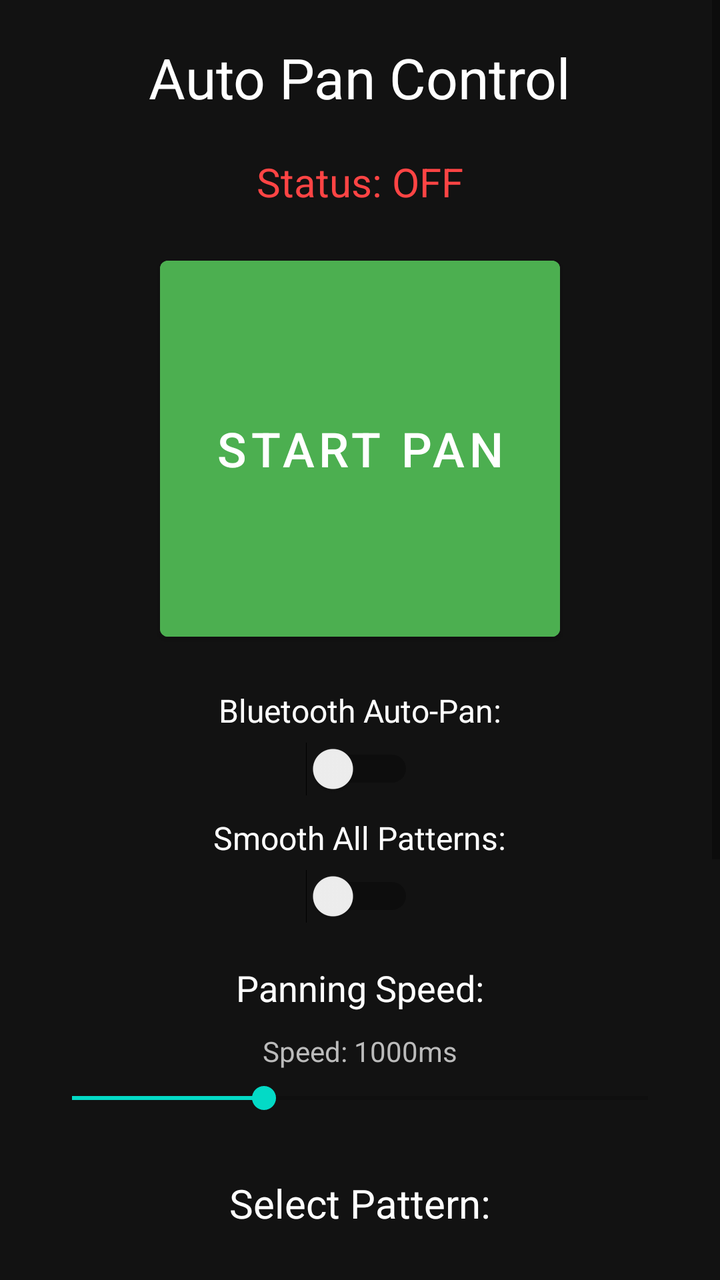
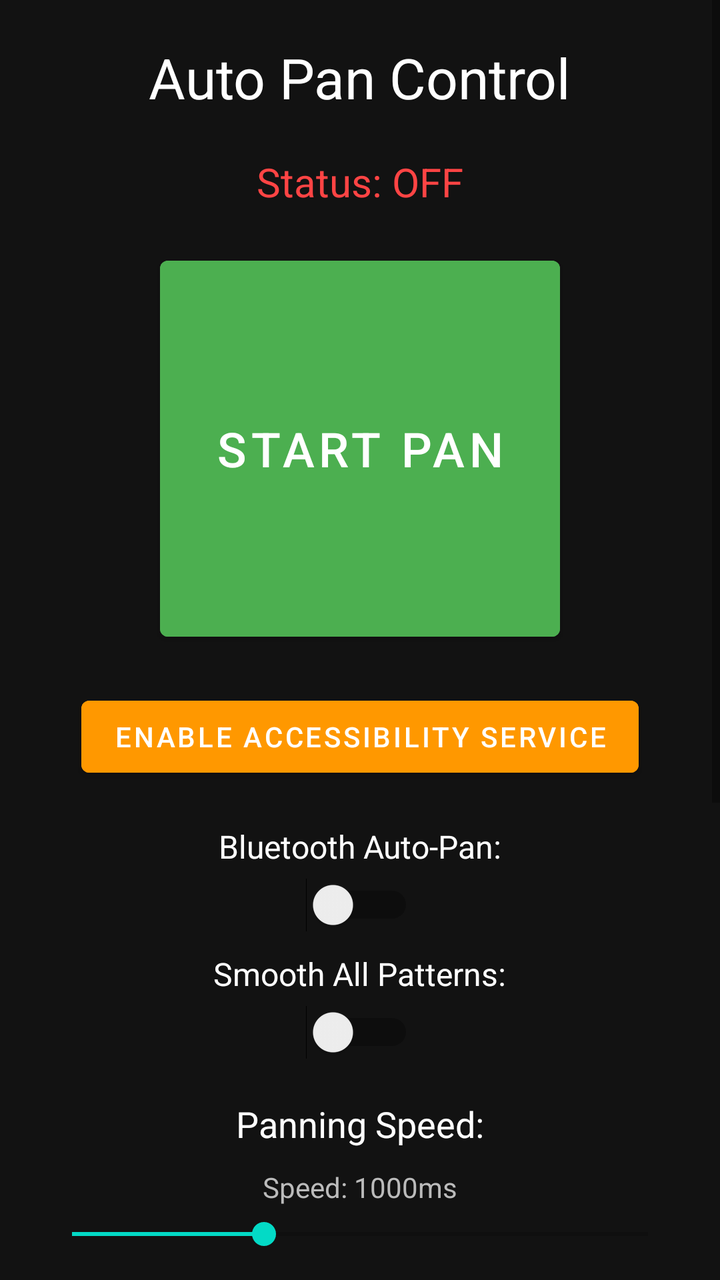

The first picture is an Android layout as it rendered before a commit; the second is the same layout after the commit. The layout source and the unified diff follow.
<!-- AndroidManifest.xml: fallback theme Theme.MaterialComponents.DayNight.NoActionBar -->
<!-- res/layout/activity_main.xml -->
<?xml version="1.0" encoding="utf-8"?>
<ScrollView xmlns:android="http://schemas.android.com/apk/res/android"
    android:layout_width="match_parent"
    android:layout_height="match_parent"
    android:background="#121212">
    
    <LinearLayout
        android:layout_width="match_parent"
        android:layout_height="wrap_content"
        android:orientation="vertical"
        android:gravity="center"
        android:padding="20dp">
        
        <TextView
            android:layout_width="wrap_content"
            android:layout_height="wrap_content"
            android:text="Auto Pan Control"
            android:textSize="28sp"
            android:textColor="#FFFFFF"
            android:layout_marginBottom="20dp"/>
        
        <TextView
            android:id="@+id/statusText"
            android:layout_width="wrap_content"
            android:layout_height="wrap_content"
            android:text="Status: OFF"
            android:textSize="20sp"
            android:textColor="#FF4444"
            android:layout_marginBottom="20dp"/>
        
        <Button
            android:id="@+id/toggleButton"
            android:layout_width="200dp"
            android:layout_height="200dp"
            android:text="START PAN"
            android:textSize="24sp"
            android:backgroundTint="#4CAF50"
            android:layout_marginBottom="20dp"/>
        
        
        <TextView
            android:layout_width="wrap_content"
            android:layout_height="wrap_content"
            android:text="Bluetooth Auto-Pan:"
            android:textSize="16sp"
            android:textColor="#FFFFFF"
            android:layout_marginBottom="5dp"/>
        
        <Switch
            android:id="@+id/bluetoothSwitch"
            android:layout_width="wrap_content"
            android:layout_height="wrap_content"
            android:layout_marginBottom="10dp"/>
        
        <TextView
            android:layout_width="wrap_content"
            android:layout_height="wrap_content"
            android:text="Smooth All Patterns:"
            android:textSize="16sp"
            android:textColor="#FFFFFF"
            android:layout_marginBottom="5dp"/>
        
        <Switch
            android:id="@+id/smoothSwitch"
            android:layout_width="wrap_content"
            android:layout_height="wrap_content"
            android:layout_marginBottom="20dp"/>
        
        <TextView
            android:layout_width="wrap_content"
            android:layout_height="wrap_content"
            android:text="Panning Speed:"
            android:textSize="18sp"
            android:textColor="#FFFFFF"
            android:layout_marginBottom="10dp"/>
        
        <TextView
            android:id="@+id/speedText"
            android:layout_width="wrap_content"
            android:layout_height="wrap_content"
            android:text="Speed: 1000ms"
            android:textSize="14sp"
            android:textColor="#BBBBBB"
            android:layout_marginBottom="5dp"/>
        
        <SeekBar
            android:id="@+id/speedSeekBar"
            android:layout_width="match_parent"
            android:layout_height="wrap_content"
            android:max="30"
            android:progress="10"
            android:layout_marginBottom="30dp"/>
        
        <TextView
            android:layout_width="wrap_content"
            android:layout_height="wrap_content"
            android:text="Select Pattern:"
            android:textSize="20sp"
            android:textColor="#FFFFFF"
            android:layout_marginBottom="10dp"/>
        
        <RadioGroup
            android:id="@+id/patternGroup"
            android:layout_width="match_parent"
            android:layout_height="wrap_content"
            android:orientation="vertical"
            android:padding="10dp">
            
            <RadioButton
                android:id="@+id/radioSmooth"
                android:layout_width="wrap_content"
                android:layout_height="wrap_content"
                android:text="Smooth"
                android:textColor="#FFFFFF"
                android:buttonTint="#4CAF50"/>
            
            <RadioButton
                android:id="@+id/radioHard"
                android:layout_width="wrap_content"
                android:layout_height="wrap_content"
                android:text="Hard Left/Right"
                android:textColor="#FFFFFF"
                android:buttonTint="#FF9800"/>
            
            <RadioButton
                android:id="@+id/radioWave"
                android:layout_width="wrap_content"
                android:layout_height="wrap_content"
                android:text="Wave"
                android:textColor="#FFFFFF"
                android:buttonTint="#2196F3"/>
            
            <RadioButton
                android:id="@+id/radioSubtle"
                android:layout_width="wrap_content"
                android:layout_height="wrap_content"
                android:text="Subtle"
                android:textColor="#FFFFFF"
                android:buttonTint="#9C27B0"/>
            
            <RadioButton
                android:id="@+id/radioCrazy"
                android:layout_width="wrap_content"
                android:layout_height="wrap_content"
                android:text="Crazy"
                android:textColor="#FFFFFF"
                android:buttonTint="#F44336"/>
            
            <RadioButton
                android:id="@+id/radioCustom"
                android:layout_width="wrap_content"
                android:layout_height="wrap_content"
                android:text="Custom Pattern"
                android:textColor="#FFFFFF"
                android:buttonTint="#00BCD4"/>
            
        </RadioGroup>
        
        <LinearLayout
            android:id="@+id/customContainer"
            android:layout_width="match_parent"
            android:layout_height="wrap_content"
            android:orientation="vertical"
            android:visibility="gone"
            android:padding="10dp">
            
            <TextView
                android:layout_width="wrap_content"
                android:layout_height="wrap_content"
                android:text="Custom Pattern:"
                android:textSize="16sp"
                android:textColor="#00BCD4"
                android:layout_marginBottom="15dp"/>
            
            <LinearLayout
                android:layout_width="match_parent"
                android:layout_height="wrap_content"
                android:orientation="vertical"
                android:background="#1E1E1E"
                android:padding="10dp"
                android:layout_marginBottom="20dp">
                
                <LinearLayout
                    android:layout_width="match_parent"
                    android:layout_height="wrap_content"
                    android:orientation="horizontal">
                    
                    <TextView
                        android:layout_width="0dp"
                        android:layout_height="wrap_content"
                        android:layout_weight="1"
                        android:text="LEFT"
                        android:textSize="12sp"
                        android:textColor="#FF5722"
                        android:gravity="start"/>
                    
                    <TextView
                        android:layout_width="0dp"
                        android:layout_height="wrap_content"
                        android:layout_weight="1"
                        android:text="CENTER"
                        android:textSize="12sp"
                        android:textColor="#FFFFFF"
                        android:gravity="center"/>
                    
                    <TextView
                        android:layout_width="0dp"
                        android:layout_height="wrap_content"
                        android:layout_weight="1"
                        android:text="RIGHT"
                        android:textSize="12sp"
                        android:textColor="#4CAF50"
                        android:gravity="end"/>
                    
                </LinearLayout>
                
                <LinearLayout
                    android:id="@+id/graphArea"
                    android:layout_width="match_parent"
                    android:layout_height="200dp"
                    android:orientation="vertical"
                    android:layout_marginTop="5dp"
                    android:layout_marginBottom="5dp"/>
                
                <LinearLayout
                    android:layout_width="match_parent"
                    android:layout_height="wrap_content"
                    android:orientation="horizontal">
                    
                    <TextView
                        android:layout_width="0dp"
                        android:layout_height="wrap_content"
                        android:layout_weight="1"
                        android:text="-0.8"
                        android:textSize="10sp"
                        android:textColor="#888888"
                        android:gravity="start"/>
                    
                    <TextView
                        android:layout_width="0dp"
                        android:layout_height="wrap_content"
                        android:layout_weight="1"
                        android:text="-0.4"
                        android:textSize="10sp"
                        android:textColor="#888888"
                        android:gravity="center"/>
                    
                    <TextView
                        android:layout_width="0dp"
                        android:layout_height="wrap_content"
                        android:layout_weight="1"
                        android:text="0"
                        android:textSize="10sp"
                        android:textColor="#FFFFFF"
                        android:gravity="center"/>
                    
                    <TextView
                        android:layout_width="0dp"
                        android:layout_height="wrap_content"
                        android:layout_weight="1"
                        android:text="+0.4"
                        android:textSize="10sp"
                        android:textColor="#888888"
                        android:gravity="center"/>
                    
                    <TextView
                        android:layout_width="0dp"
                        android:layout_height="wrap_content"
                        android:layout_weight="1"
                        android:text="+0.8"
                        android:textSize="10sp"
                        android:textColor="#888888"
                        android:gravity="end"/>
                    
                </LinearLayout>
                
            </LinearLayout>
            
            <TextView
                android:layout_width="wrap_content"
                android:layout_height="wrap_content"
                android:text="Quick Presets:"
                android:textSize="14sp"
                android:textColor="#BBBBBB"
                android:layout_marginBottom="10dp"/>
            
            <LinearLayout
                android:layout_width="match_parent"
                android:layout_height="wrap_content"
                android:orientation="horizontal"
                android:gravity="center"
                android:layout_marginBottom="20dp">
                
                <Button
                    android:id="@+id/presetSmooth"
                    android:layout_width="0dp"
                    android:layout_height="wrap_content"
                    android:layout_weight="1"
                    android:text="Smooth"
                    android:textSize="12sp"
                    android:backgroundTint="#4CAF50"
                    android:layout_margin="2dp"/>
                
                <Button
                    android:id="@+id/presetBounce"
                    android:layout_width="0dp"
                    android:layout_height="wrap_content"
                    android:layout_weight="1"
                    android:text="Bounce"
                    android:textSize="12sp"
                    android:backgroundTint="#FF9800"
                    android:layout_margin="2dp"/>
                
                <Button
                    android:id="@+id/presetCircle"
                    android:layout_width="0dp"
                    android:layout_height="wrap_content"
                    android:layout_weight="1"
                    android:text="Circle"
                    android:textSize="12sp"
                    android:backgroundTint="#2196F3"
                    android:layout_margin="2dp"/>
                
            </LinearLayout>
            
            <LinearLayout
                android:id="@+id/slidersContainer"
                android:layout_width="match_parent"
                android:layout_height="wrap_content"
                android:orientation="vertical"/>
            
        </LinearLayout>
        
    </LinearLayout>
</ScrollView>
<!-- resources referenced by this layout -->
<resources>

</resources>

<!-- the commit's change to res/layout/activity_main.xml (unified diff, before → after) -->
@@ -37,6 +37,15 @@
             android:backgroundTint="#4CAF50"
             android:layout_marginBottom="20dp"/>
         
+        <Button
+            android:id="@+id/accessibilityButton"
+            android:layout_width="wrap_content"
+            android:layout_height="wrap_content"
+            android:text="Enable Accessibility Service"
+            android:textSize="14sp"
+            android:backgroundTint="#FF9800"
+            android:layout_marginBottom="20dp"/>
+        
         
         <TextView
             android:layout_width="wrap_content"
